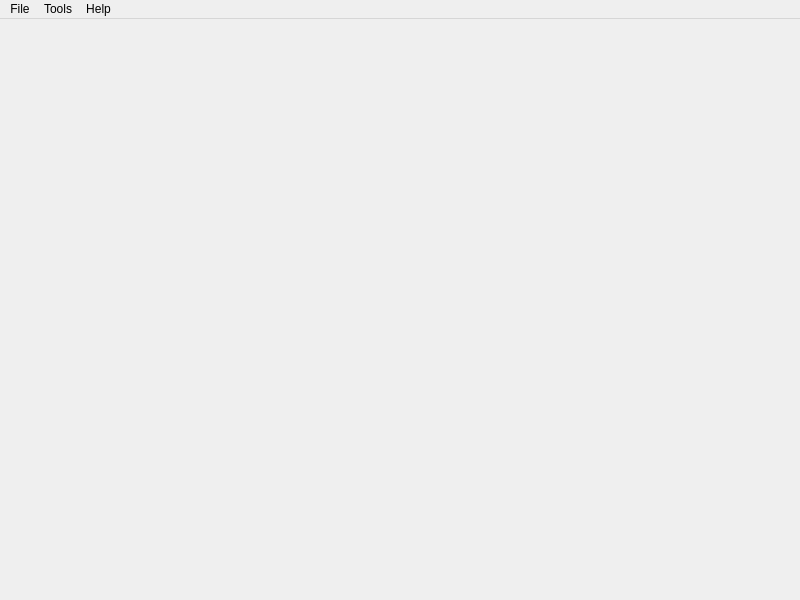
Above: src/tools/hlmv/ui/HLMVMainWindow.ui from SamVanheer/HalfLifeAssetManager before the change. Below: the same form after it.
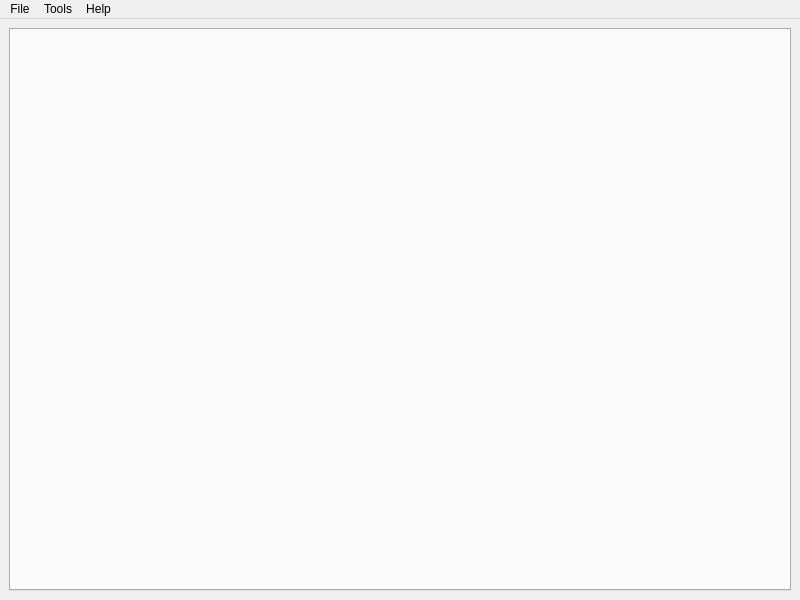
That is the form after the change.

Commit message: Implement asset registry & asset loading process, edit widget creation & insertion into asset tabs

Patch:
```diff
--- a/src/tools/hlmv/ui/HLMVMainWindow.ui
+++ b/src/tools/hlmv/ui/HLMVMainWindow.ui
@@ -13,7 +13,13 @@
   <property name="windowTitle">
    <string>MainWindow</string>
   </property>
-  <widget class="QWidget" name="CentralWidget"/>
+  <widget class="QWidget" name="CentralWidget">
+   <layout class="QVBoxLayout" name="verticalLayout">
+    <item>
+     <widget class="QTabWidget" name="AssetTabs"/>
+    </item>
+   </layout>
+  </widget>
   <widget class="QMenuBar" name="MenuBar">
    <property name="geometry">
     <rect>
```
The commit also changes 12 other files.
